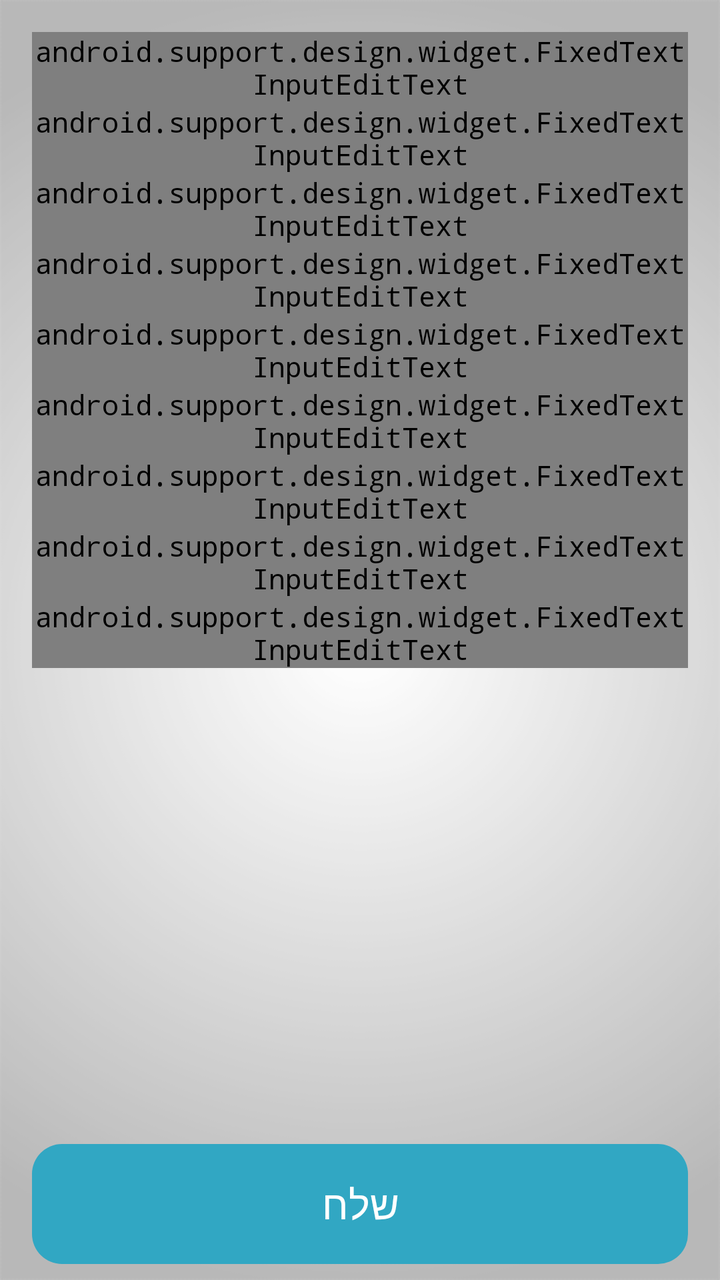
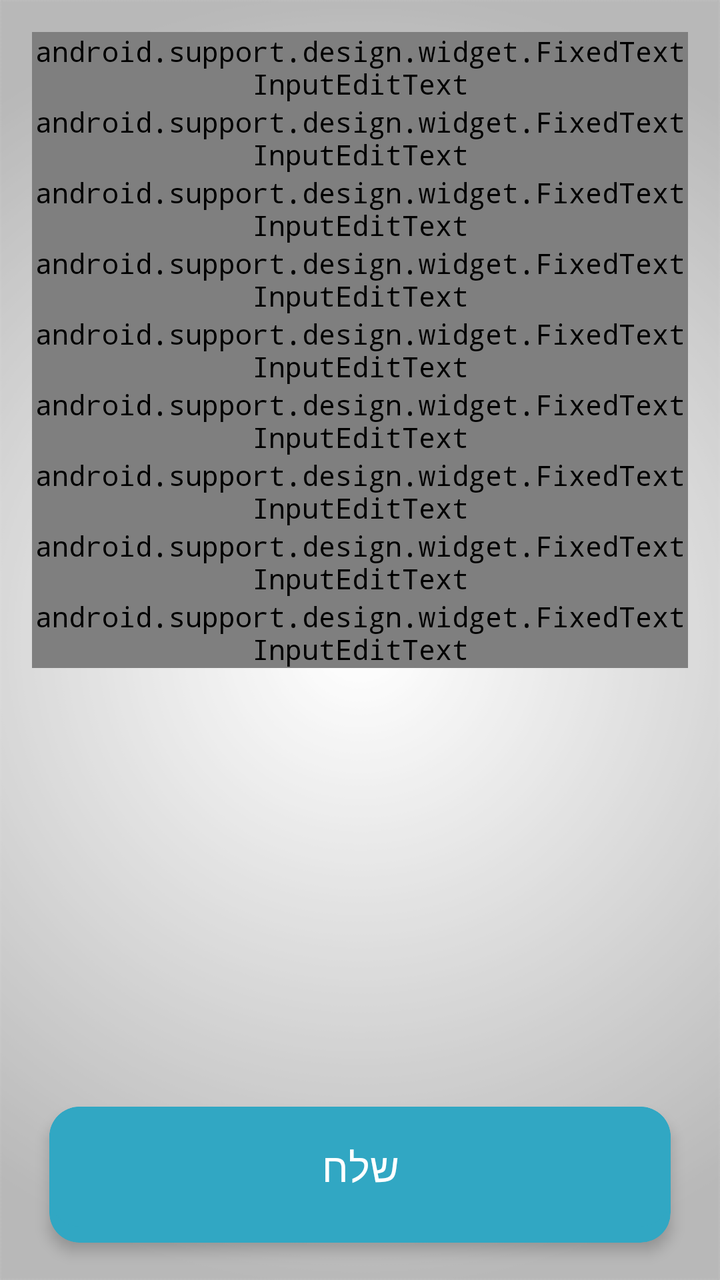

The first picture is an Android layout as it rendered before a commit; the second is the same layout after the commit. The layout source and the unified diff follow.
<!-- AndroidManifest.xml: application theme AppTheme -->
<!-- res/layout/activity_main.xml -->
<?xml version="1.0" encoding="utf-8"?>
<RelativeLayout xmlns:android="http://schemas.android.com/apk/res/android"
    xmlns:app="http://schemas.android.com/apk/res-auto"
    xmlns:tools="http://schemas.android.com/tools"
    android:layout_width="match_parent"
    android:layout_height="match_parent"
    android:fitsSystemWindows="true"
    android:id="@+id/main3">
    <RelativeLayout
        android:layout_width="match_parent"
        android:layout_height="match_parent"
        android:paddingLeft="@dimen/activity_horizontal_margin"
        android:paddingRight="@dimen/activity_horizontal_margin"
        android:paddingTop="@dimen/activity_vertical_margin"
        android:paddingBottom="@dimen/activity_vertical_margin"
        android:layout_marginBottom="10dp"
        android:layoutDirection="ltr"
        android:layout_above="@id/M1btnN"
        app:layout_behavior="@string/appbar_scrolling_view_behavior"
        android:id="@+id/rap">
            <android.support.v4.widget.NestedScrollView
        android:layout_width="wrap_content"
        android:layout_height="wrap_content"
        android:id="@+id/scM">
    <RelativeLayout
        android:layout_width="wrap_content"
        android:layout_height="wrap_content">
        <android.support.design.widget.TextInputLayout
        android:id="@+id/M1ambulanceNumber"
        android:layout_width="match_parent"
        android:layout_height="wrap_content">
            <android.support.design.widget.FixedTextInputEditText
                android:id="@+id/M1txt1E"
                android:layout_width="match_parent"
                android:layout_height="wrap_content"
                android:singleLine="true"
                android:gravity="start"
                android:maxLength="4"
                android:inputType="numberDecimal"
                android:hint="@string/ambN" />
    </android.support.design.widget.TextInputLayout>
        <android.support.design.widget.TextInputLayout
            android:id="@+id/M1visaNumber"
            android:layout_below="@+id/M1ambulanceNumber"
            android:layout_width="match_parent"
            android:layout_height="wrap_content">
            <android.support.design.widget.FixedTextInputEditText
                android:id="@+id/M1visaT"
                android:layout_width="match_parent"
                android:layout_height="wrap_content"
                android:singleLine="true"
                android:gravity="start"
                android:maxLength="4"
                android:inputType="numberDecimal"
                android:hint="@string/visa" />
        </android.support.design.widget.TextInputLayout>
        <android.support.design.widget.TextInputLayout
            android:id="@+id/M1address"
            android:layout_below="@+id/M1visaNumber"
            android:layout_width="match_parent"
            android:layout_height="wrap_content">

            <android.support.design.widget.FixedTextInputEditText
                android:id="@+id/M1addressT"
                android:layout_width="match_parent"
                android:layout_height="wrap_content"
                android:singleLine="true"
                android:gravity="start"
                android:inputType="text"
                android:hint="@string/address" />
        </android.support.design.widget.TextInputLayout>
        <android.support.design.widget.TextInputLayout
            android:id="@+id/M1HoleNifga"
            android:layout_below="@+id/M1address"
            android:layout_width="match_parent"
            android:layout_height="wrap_content">

            <android.support.design.widget.FixedTextInputEditText
                android:id="@+id/M1txt2E"
                android:layout_width="match_parent"
                android:layout_height="wrap_content"
                android:singleLine="true"
                android:gravity="start"
                android:inputType="number"
                android:hint="@string/HN" />
        </android.support.design.widget.TextInputLayout>
        <android.support.design.widget.TextInputLayout
        android:id="@+id/M1Hitchayvut"
            android:layout_below="@+id/M1HoleNifga"
        android:layout_width="match_parent"
        android:layout_height="wrap_content">

        <android.support.design.widget.FixedTextInputEditText
            android:id="@+id/M1txt3"
            android:layout_width="match_parent"
            android:layout_height="wrap_content"
            android:singleLine="true"
            android:gravity="start"
            android:inputType="numberDecimal"
            android:hint="@string/HT" />
    </android.support.design.widget.TextInputLayout>
        <android.support.design.widget.TextInputLayout
            android:id="@+id/M1Schum"
            android:layout_below="@+id/M1Hitchayvut"
            android:layout_width="match_parent"
            android:layout_height="wrap_content">

            <android.support.design.widget.FixedTextInputEditText
                android:id="@+id/M1txt6E"
                android:layout_width="match_parent"
                android:layout_height="wrap_content"
                android:singleLine="true"
                android:gravity="start"
                android:maxLength="4"
                android:inputType="number"
                android:hint="@string/SUM" />
        </android.support.design.widget.TextInputLayout>
        <android.support.design.widget.TextInputLayout
            android:id="@+id/M1firstName"
            android:layout_below="@+id/M1Schum"
            android:layout_width="match_parent"
            android:layout_height="wrap_content">

            <android.support.design.widget.FixedTextInputEditText
                android:id="@+id/M1txt4E"
                android:layout_width="match_parent"
                android:layout_height="wrap_content"
                android:singleLine="true"
                android:gravity="start"
                android:inputType="text"
                android:hint="@string/Fna" />
        </android.support.design.widget.TextInputLayout>
        <android.support.design.widget.TextInputLayout
            android:id="@+id/M1familyName"
            android:layout_below="@+id/M1firstName"
            android:layout_width="match_parent"
            android:layout_height="wrap_content">

            <android.support.design.widget.FixedTextInputEditText
                android:id="@+id/M1txt5"
                android:layout_width="match_parent"
                android:layout_height="wrap_content"
                android:singleLine="true"
                android:gravity="start"
                android:imeOptions="actionNext"
                android:inputType="text"
                android:hint="@string/Lna" />
        </android.support.design.widget.TextInputLayout>

        <android.support.design.widget.TextInputLayout
            android:id="@+id/M1MedicalCode"
            android:layout_below="@+id/M1familyName"
            android:layout_width="match_parent"
            android:layout_height="wrap_content">

            <android.support.design.widget.FixedTextInputEditText
                android:id="@+id/M1button2"
                android:layout_width="match_parent"
                android:layout_height="wrap_content"
                android:singleLine="true"
                android:gravity="start"
                android:focusable="false"
                android:inputType="number"
                android:imeOptions="actionNext"
                android:hint="@string/pickC" />
        </android.support.design.widget.TextInputLayout>
    </RelativeLayout>
    </android.support.v4.widget.NestedScrollView>
    </RelativeLayout>

    <Button
        android:id="@+id/M1btnN"
        android:layout_width="match_parent"
        android:layout_height="60dp"
        android:layout_alignParentBottom="true"
        android:layout_centerHorizontal="true"
        android:layout_marginStart="@dimen/activity_vertical_margin"
        android:layout_marginEnd="@dimen/activity_vertical_margin"
        android:paddingEnd="@dimen/activity_horizontal_margin"
        android:paddingStart="@dimen/activity_horizontal_margin"
        android:layout_marginBottom="8dp"
        android:background="@drawable/btns_new"
        android:gravity="center|center_horizontal|center_vertical"
        android:text="@string/succ"
        android:textColor="#FFF"
        android:textSize="20sp" />
</RelativeLayout>
<!-- resources referenced by this layout -->
<resources>
  <dimen name="activity_horizontal_margin">16dp</dimen>
  <dimen name="activity_vertical_margin">16dp</dimen>
  <!-- drawable btns_new (drawable) -->
  <?xml version="1.0" encoding="utf-8"?>
  <shape xmlns:android="http://schemas.android.com/apk/res/android"
      android:shape="rectangle">
      <corners android:radius="15dp" />
      <solid android:color="@color/ColorNice" />
      <padding
          android:right="0dp"
          android:left="0dp"
          android:bottom="0dp"
          android:top="0dp" />
      <stroke
          android:width="0dp"
          android:color="#1e869f" />
  </shape>
  <string name="Fna">שם פרטי</string>
  <string name="HN">חולה נפגע</string>
  <string name="HT">התחייבות</string>
  <string name="Lna">שם משפחה</string>
  <string name="SUM">סכום</string>
  <string name="address">כתובת אירוע</string>
  <string name="ambN">מספר אמבולנס</string>
  <string name="pickC">לחץ לבחירת קוד</string>
  <string name="succ">שלח</string>
  <string name="visa">מספר ויזה</string>
  <style name="AppTheme" parent="Theme.AppCompat.Light">
          
          <item name="android:textColor">@color/Black</item>
          <item name="colorPrimary">@color/ColorPrimary</item>
          <item name="colorPrimaryDark">@color/ColorPrimaryDark</item>
          <item name="android:textColorHintInverse">@color/ColorBlue</item>
          <item name="actionBarTheme">@style/ThemeOverlay.AppCompat.Dark.ActionBar</item>
          <item name="buttonStyle">@style/FButton</item>
          <item name="android:buttonStyle">@style/FButton</item>
          <item name="colorAccent">@color/materialGrey300</item>
          
          <item name="android:actionMenuTextColor">@color/Black</item>
          <item name="android:itemBackground">@color/materialGrey300</item>
          <item name="android:textColorSecondary">@color/ColorRedDark</item>
          <item name="android:windowBackground">@drawable/ic_bgg</item>
          <item name="android:typeface">monospace</item>
  
          <item name="android:textColorHint">@color/ColorAqua</item>
          <item name="colorControlNormal">@color/ColorBlue</item>
          <item name="colorControlActivated">@color/ColorAqua</item>
          <item name="colorControlHighlight">@color/ColorAqua</item>
      </style>
  <color name="ColorNice">#31a7c3</color>
  <color name="Black">#000000</color>
  <color name="ColorPrimary">#10133b</color>
  <color name="ColorPrimaryDark">#1a1d4b</color>
  <color name="ColorBlue">#98194853</color>
  <style name="FButton" parent="Theme.AppCompat.Light">
          <item name="colorControlHighlight">@color/ColorBlue</item>
          <item name="android:textColor">@color/ColorAqua</item>
          <item name="android:textSize">20sp</item>
      </style>
  <color name="materialGrey300">#ffe0e0e0</color>
  <color name="ColorRedDark">#6b0000</color>
  <!-- drawable ic_bgg: png bitmap (drawable, 33899 bytes) -->
  <color name="ColorAqua">#32a7c3</color>
</resources>

<!-- the commit's change to res/layout/activity_main.xml (unified diff, before → after) -->
@@ -15,7 +15,7 @@
         android:paddingBottom="@dimen/activity_vertical_margin"
         android:layout_marginBottom="10dp"
         android:layoutDirection="ltr"
-        android:layout_above="@id/M1btnN"
+        android:layout_above="@id/tofes_card_view"
         app:layout_behavior="@string/appbar_scrolling_view_behavior"
         android:id="@+id/rap">
             <android.support.v4.widget.NestedScrollView
@@ -167,15 +167,24 @@
     </RelativeLayout>
     </android.support.v4.widget.NestedScrollView>
     </RelativeLayout>
-
+    <android.support.v7.widget.CardView
+        android:id="@+id/tofes_card_view"
+        android:layout_width="match_parent"
+        android:layout_height="wrap_content"
+        android:layout_gravity="center"
+        app:cardBackgroundColor="@color/ColorNice"
+        app:cardCornerRadius="15dp"
+        app:cardUseCompatPadding="true"
+        android:layout_alignParentBottom="true"
+        android:layout_centerHorizontal="true"
+        android:layout_marginBottom="8dp"
+        android:layout_marginStart="@dimen/activity_vertical_margin"
+        android:layout_marginEnd="@dimen/activity_vertical_margin"
+        app:cardElevation="4dp">
     <Button
         android:id="@+id/M1btnN"
         android:layout_width="match_parent"
         android:layout_height="60dp"
-        android:layout_alignParentBottom="true"
-        android:layout_centerHorizontal="true"
-        android:layout_marginStart="@dimen/activity_vertical_margin"
-        android:layout_marginEnd="@dimen/activity_vertical_margin"
         android:paddingEnd="@dimen/activity_horizontal_margin"
         android:paddingStart="@dimen/activity_horizontal_margin"
         android:layout_marginBottom="8dp"
@@ -184,4 +193,5 @@
         android:text="@string/succ"
         android:textColor="#FFF"
         android:textSize="20sp" />
+    </android.support.v7.widget.CardView>
 </RelativeLayout>
